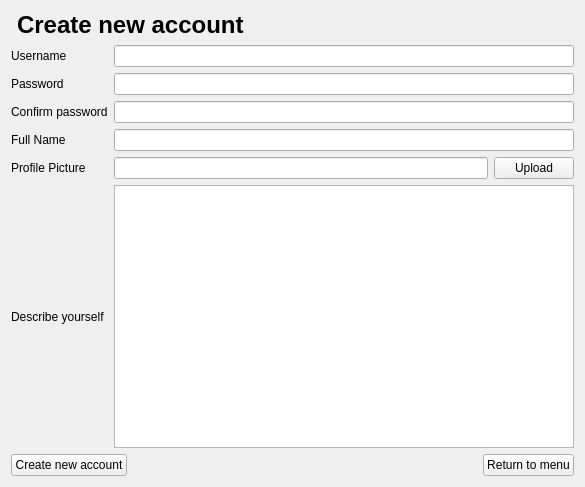
The window that gui/createaccountgui.ui (Huy-Nguyen-HCI/RocketBook) describes before a commit, drawn with Qt 5.
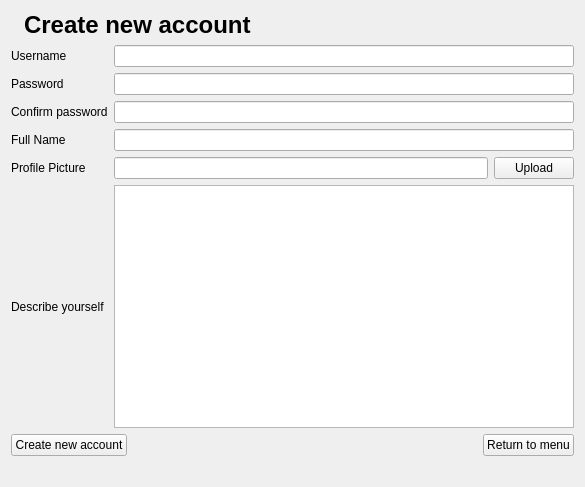
The same window after the commit. Icons and pictures are not drawn.

```diff
--- a/gui/createaccountgui.ui
+++ b/gui/createaccountgui.ui
@@ -11,7 +11,7 @@
    </rect>
   </property>
   <property name="windowTitle">
-   <string>Form</string>
+   <string>Create a new account</string>
   </property>
   <layout class="QVBoxLayout" name="verticalLayout">
    <item>
@@ -19,10 +19,10 @@
      <item>
       <widget class="QLabel" name="label">
        <property name="text">
-        <string>&lt;html&gt;&lt;head/&gt;&lt;body&gt;&lt;p&gt;&lt;img src=&quot;:/smallrocket.png&quot;/&gt;&lt;/p&gt;&lt;/body&gt;&lt;/html&gt;</string>
+        <string/>
        </property>
        <property name="pixmap">
-        <pixmap>:/rocket.png</pixmap>
+        <pixmap resource="icons.qrc">:/rocket.png</pixmap>
        </property>
       </widget>
      </item>
@@ -150,6 +150,13 @@
      </item>
     </layout>
    </item>
+   <item>
+    <widget class="QLabel" name="message">
+     <property name="text">
+      <string/>
+     </property>
+    </widget>
+   </item>
   </layout>
  </widget>
  <resources/>
```
Left out of the diff: 4 changed lines with no effect on the pictures.
